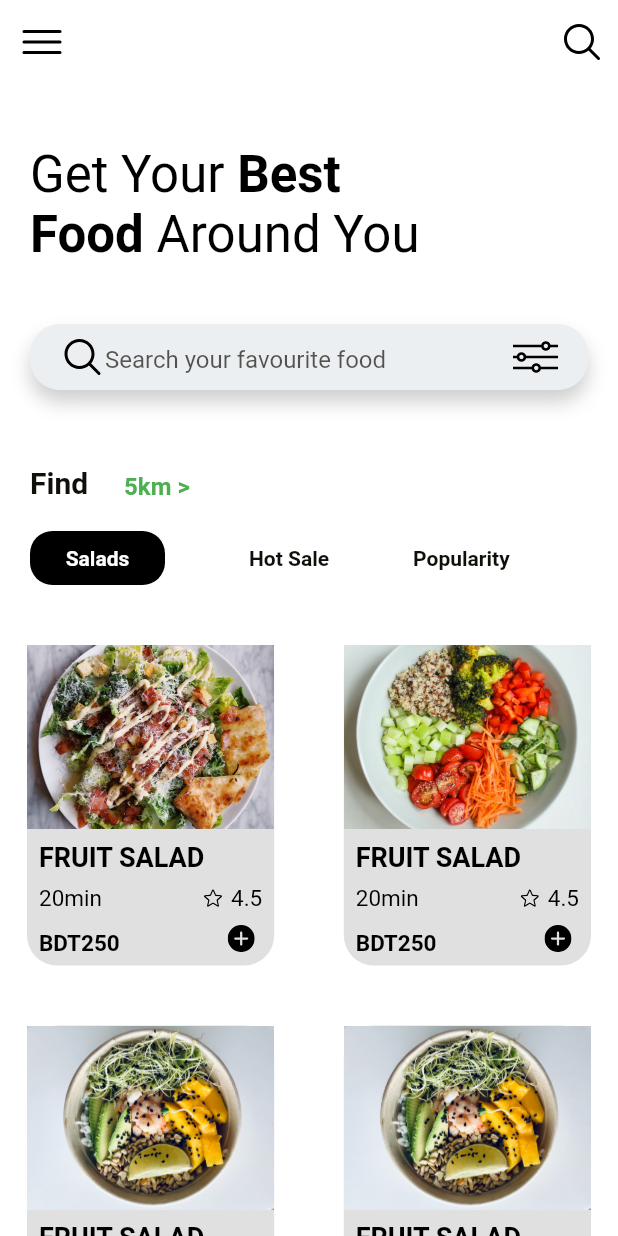
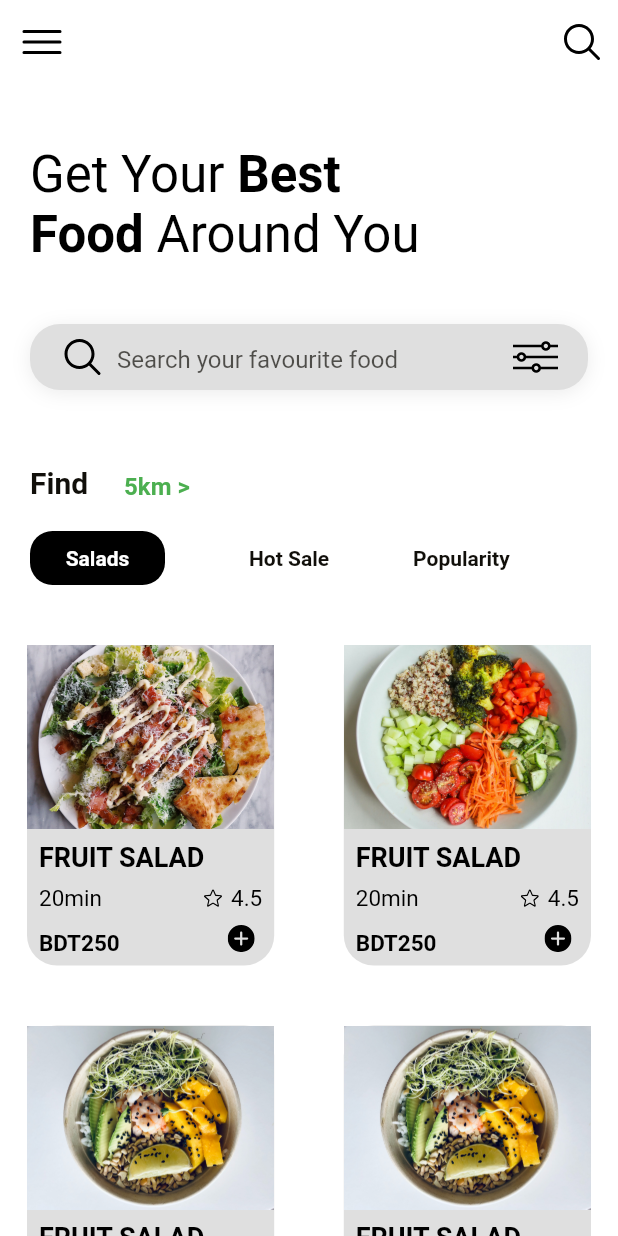
Before and after one commit to Mayeen4536/Food-Ordering-App, a Flutter app: the screen it shows after launch, on a phone screen of 412 x 824 dp. Run offline on Flutter 3.47's test engine with Material 2 defaults, Android fonts, the phone set to English and light mode, and no system bars; our stand-ins replace flutter_svg.

Commit message:
edited the search box and color

```diff
--- a/lib/screens/home/components/food_card.dart
+++ b/lib/screens/home/components/food_card.dart
@@ -34,7 +34,7 @@ class FoodCard extends StatelessWidget {
           right: kDefaultPadding * 0.9,
         ),
         decoration: BoxDecoration(
-            color: Colors.grey[300],
+            color: Color(0xFFDFDFDF),
             borderRadius: BorderRadius.all(Radius.circular(20))),
 
         width: size.width * 0.4,
--- a/lib/screens/home/components/search_box.dart
+++ b/lib/screens/home/components/search_box.dart
@@ -18,13 +18,14 @@ class SearchBox extends StatelessWidget {
       height: 44,
       decoration: BoxDecoration(
 
-        color: Colors.blueGrey[50],
+        color: Color(0xFFDFDFDF),
         borderRadius: BorderRadius.circular(20),
+
         boxShadow: [
           BoxShadow(
-            offset: Offset(0, 8),
+            offset: Offset(0, 2),
             blurRadius: 10,
-            color: Colors.grey.withOpacity(0.5),
+            color: Colors.grey.withOpacity(0.2),
           )
         ]
 
@@ -36,6 +37,7 @@ class SearchBox extends StatelessWidget {
             height: 58,
             width: 30,
             child: SvgPicture.asset("assets/icons/icons8-search.svg")),
+            SizedBox(width: 8,),
           Expanded(
             child: TextField(
               onChanged: (value){},
```
